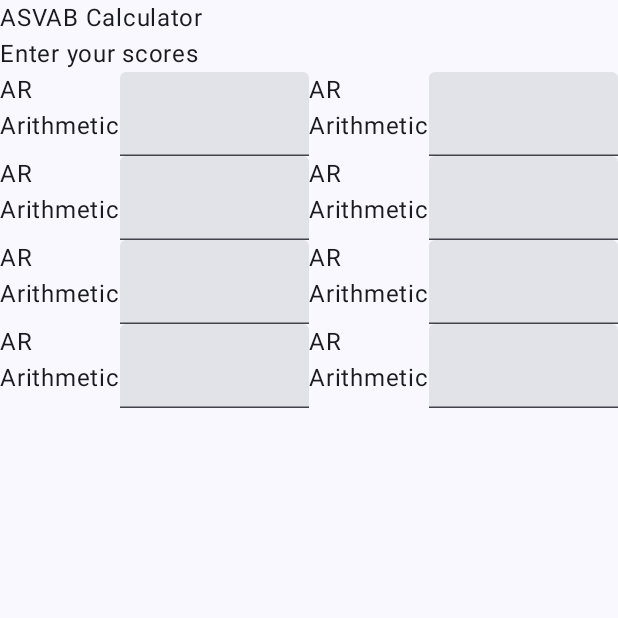
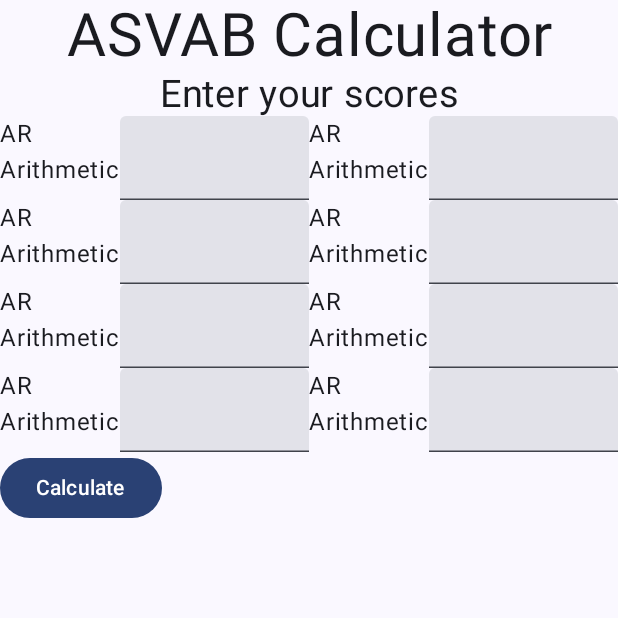
Before and after one commit to marceloasmat/ASVAB-CALCLUATOR, an Android app built with Jetpack Compose: the screen it shows after launch (MainActivity), on a phone screen of 412 x 824 dp, the top half of it. Run offline under Robolectric (Android 15) with nearby library versions, the phone set to English and light mode, and no system bars.

Commit message:
center aligned text labels

```diff
--- a/android-app/app/src/main/java/com/marceloasmat/asvabsuccess/HomeScreen.kt
+++ b/android-app/app/src/main/java/com/marceloasmat/asvabsuccess/HomeScreen.kt
@@ -4,19 +4,24 @@ import androidx.compose.foundation.layout.Column
 import androidx.compose.foundation.layout.Row
 import androidx.compose.foundation.layout.fillMaxSize
 import androidx.compose.foundation.layout.fillMaxWidth
+import androidx.compose.foundation.layout.statusBarsPadding
+import androidx.compose.material3.Button
 import androidx.compose.material3.Text
 import androidx.compose.material3.TextField
 import androidx.compose.runtime.Composable
 import androidx.compose.ui.Modifier
+import androidx.compose.ui.text.style.TextAlign
 import androidx.compose.ui.tooling.preview.Preview
+import androidx.compose.ui.unit.sp
 import com.marceloasmat.asvabsuccess.ui.theme.AsvabSuccessTheme
 
 @Composable
 fun HomeScreen() {
-    Column(modifier = Modifier.fillMaxSize()) {
-        Text(text = "ASVAB Calculator")
-        Text(text = "Enter your scores")
+    Column(modifier = Modifier.fillMaxSize().statusBarsPadding()) {
+        Text(text = "ASVAB Calculator", fontSize = 40.sp, textAlign = TextAlign.Center, modifier = Modifier.fillMaxWidth() )
+        Text(text = "Enter your scores", fontSize = 25.sp, textAlign = TextAlign.Center, modifier = Modifier.fillMaxWidth())
         InputScores()
+        CalculateButton()
     }
 }
 
@@ -35,6 +40,15 @@ fun InputScores(){
             UserInputCell()
             UserInputCell()
         }
+    }
+}
+
+@Composable
+fun CalculateButton(){
+    Button(
+        onClick = {}
+    ) {
+        Text(text = "Calculate")
     }
 }
 
```
